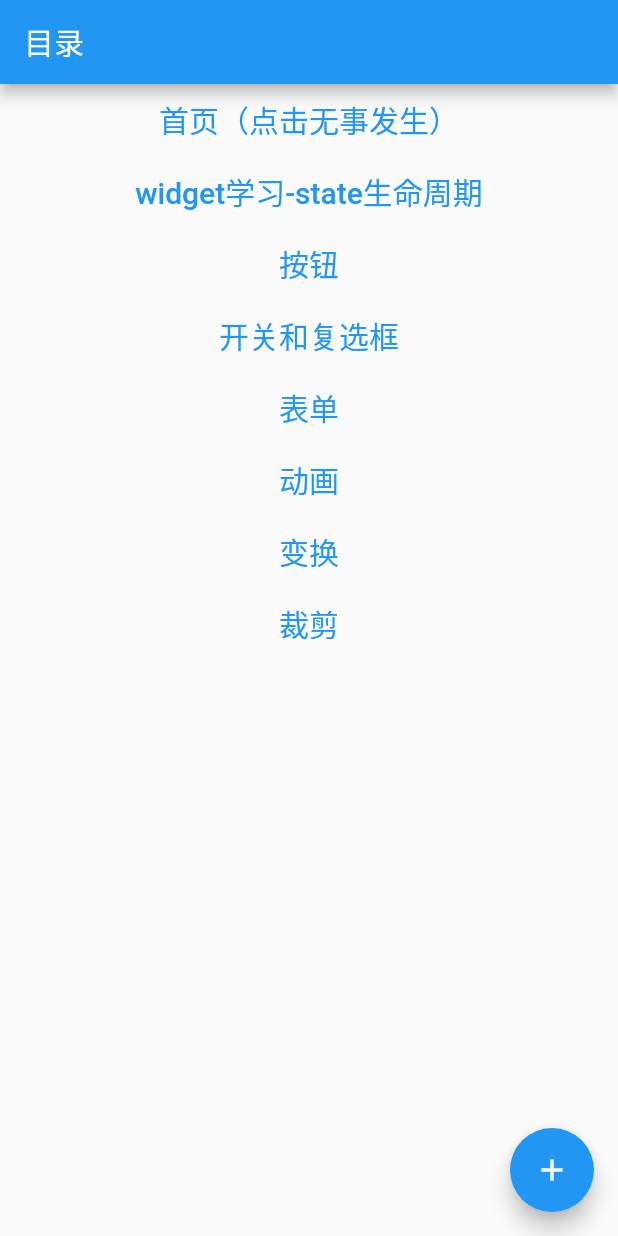
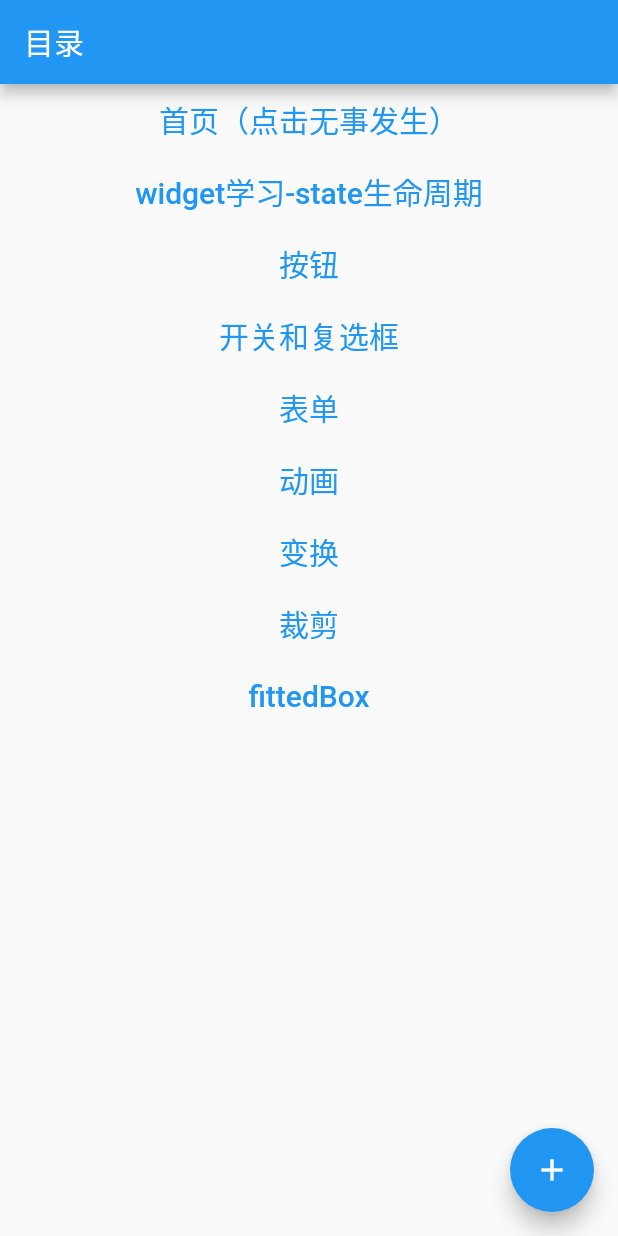
Before and after one commit to kyyiu/flutter_learn, a Flutter app: the screen it shows after launch, on a phone screen of 412 x 824 dp. Run offline on Flutter 3.47's test engine with Material 2 defaults, Android fonts, the phone set to English and light mode, and no system bars.

Commit message:
feat: fittedbox

```diff
--- a/lib/routes.dart
+++ b/lib/routes.dart
@@ -6,6 +6,7 @@ import 'package:flutter_application_1/pages/widgetProduce/learnCheckBox.dart';
 import 'package:flutter_application_1/pages/widgetProduce/learnForm.dart';
 import 'package:flutter_application_1/pages/widgetProduce/learnWidget.dart';
 import 'package:flutter_application_1/pages/widgetProduce/learn_clip.dart';
+import 'package:flutter_application_1/pages/widgetProduce/learn_fitted_box.dart';
 import 'package:flutter_application_1/pages/widgetProduce/learn_transfrom.dart';
 
 import 'pages/widgetProduce/learnButton.dart';
@@ -20,7 +21,8 @@ class MyRoute {
     '/form': (context, {arguments}) => LearnForm(),
     '/animation': (context, {arguments}) => LearnAnima(),
     '/transfrom': (context, {arguments}) => LearnTransform(),
-    '/clip': (context, {arguments}) => LearnClip()
+    '/clip': (context, {arguments}) => LearnClip(),
+    '/fittedBox': (context, {arguments}) => LearnFittedBox()
   };
 
   static List<String> routeName = [
@@ -31,7 +33,8 @@ class MyRoute {
     '/form',
     '/animation',
     '/transfrom',
-    '/clip'
+    '/clip',
+    '/fittedBox'
   ];
 
   static List<String> chineseRouteName = [
@@ -42,7 +45,8 @@ class MyRoute {
     '表单',
     '动画',
     '变换',
-    '裁剪'
+    '裁剪',
+    'fittedBox'
   ];
 }
 
```
Also changed, not shown: lib/pages/widgetProduce/learn_fitted_box.dart (added, +29 -0 lines).
